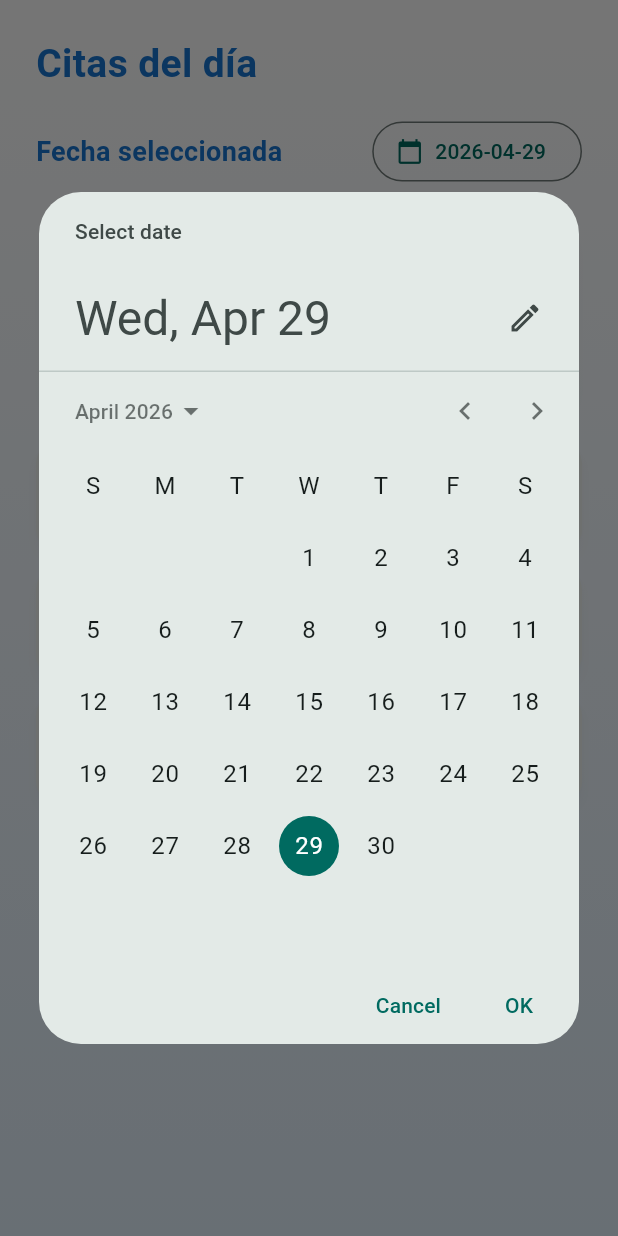
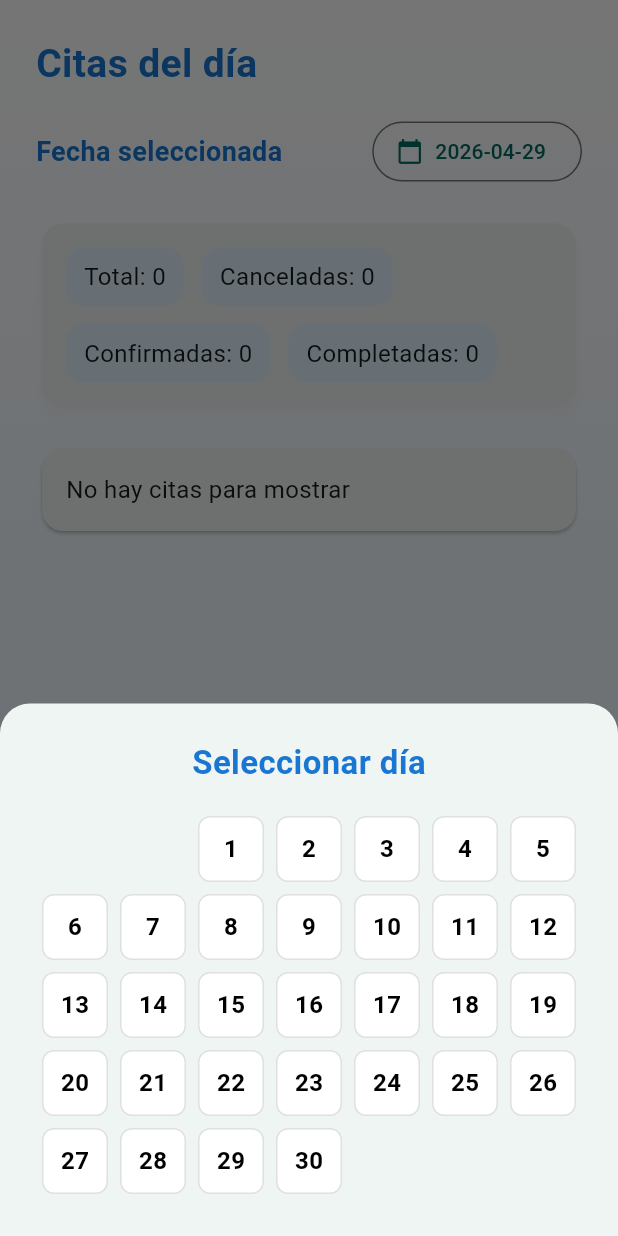
Before and after one commit to Juanrfjerez99/DentalCare-App, a Flutter app: the AppointmentsDentistaScreen widget shown alone on an empty page, opened directly, after a tap on an icon or button, on a phone screen of 412 x 824 dp. Run offline on Flutter 3.47's test engine with Material 3 defaults, Android fonts, the phone set to English and light mode, and no system bars; our stand-ins replace supabase_flutter; accounts and stored records are empty.

Commit message:
Citas actualizado

```diff
--- a/lib/ui/screens/appointments_dentista_screen.dart
+++ b/lib/ui/screens/appointments_dentista_screen.dart
@@ -1,4 +1,6 @@
 import 'package:flutter/material.dart';
+import '../services/citas_service.dart';
+import 'package:supabase_flutter/supabase_flutter.dart';
 
 class AppointmentsDentistaScreen extends StatefulWidget {
   const AppointmentsDentistaScreen({super.key});
@@ -8,68 +10,108 @@ class AppointmentsDentistaScreen extends StatefulWidget {
 }
 
 class _AppointmentsDentistaScreenState extends State<AppointmentsDentistaScreen> {
+  final int _dentistaId = 1;
+
   DateTime _day = DateTime.now();
   List<Map<String, dynamic>> _items = [];
+  List<DateTime> _diasConCitas = [];
+
   bool _loading = true;
 
   @override
   void initState() {
     super.initState();
     _load();
+    _loadDiasConCitas();
   }
 
+  // ============================================================
+  // CARGAR CITAS DEL DÍA
+  // ============================================================
   Future<void> _load() async {
-    setState(() => _loading = true);
+    try {
+      final data = await CitasService().getCitasPorDia(
+        dentistaId: _dentistaId,
+        fecha: _day,
+      );
 
-    await Future.delayed(const Duration(milliseconds: 400));
+      print("CITAS RECIBIDAS: ${data.length}");
+      print(data);
 
-    _items = [
-      {
-        'id': 1,
-        'date': '2025-01-10',
-        'hour': '10:00',
-        'reason': 'Limpieza dental',
-        'status': 'pending',
-        'patient_name': 'Juan Pérez',
-      },
-      {
-        'id': 2,
-        'date': '2025-01-10',
-        'hour': '12:00',
-        'reason': 'Revisión',
-        'status': 'confirmed',
-        'patient_name': 'María López',
-      },
-      {
-        'id': 3,
-        'date': '2025-01-11',
-        'hour': '09:00',
-        'reason': 'Empaste',
-        'status': 'completed',
-        'patient_name': 'Carlos Ruiz',
-      },
-    ];
+      _items = data.map((cita) {
+        return {
+          'id': cita['id'],
+          'date': cita['fecha'],
+          'hour': cita['hora'].substring(0, 5),
+          'reason': cita['motivo'] ?? 'Cita',
+          'status': cita['estado'],
+          'patient_name': cita['usuario']['nombre'] ?? 'Paciente',
+        };
+      }).toList();
+
+    } catch (e) {
+      print("ERROR EN _load(): $e");
+    }
+
+    setState(() => _loading = false);
+
+    final data = await CitasService().getCitasPorDia(
+      dentistaId: _dentistaId,
+      fecha: _day,
+    );
+
+    _items = data.map((cita) {
+      return {
+        'id': cita['id_cita'],
+        'date': cita['fecha'],
+        'hour': cita['hora'].substring(0, 5),
+        'reason': cita['motivo'] ?? 'Cita',
+        'status': cita['estado'],
+        'patient_name': cita['usuario']['nombre'] ?? 'Paciente',
+      };
+    }).toList();
 
     setState(() => _loading = false);
   }
 
-  Future<void> _pickDay() async {
-    final selected = await showDatePicker(
-      context: context,
-      firstDate: DateTime.now().subtract(const Duration(days: 365)),
-      lastDate: DateTime.now().add(const Duration(days: 365)),
-      initialDate: _day,
+  // ============================================================
+  // CARGAR DÍAS DEL MES CON CITAS
+  // ============================================================
+  Future<void> _loadDiasConCitas() async {
+    _diasConCitas = await CitasService().getDiasConCitas(
+      dentistaId: _dentistaId,
+      year: _day.year,
+      month: _day.month,
     );
-    if (selected == null) return;
-    setState(() => _day = selected);
-    await _load();
+    setState(() {});
   }
 
+  // ============================================================
+  // ABRIR CALENDARIO PERSONALIZADO
+  // ============================================================
+  Future<void> _pickDay() async {
+    await _loadDiasConCitas();
+
+    showModalBottomSheet(
+      context: context,
+      shape: const RoundedRectangleBorder(
+        borderRadius: BorderRadius.vertical(top: Radius.circular(20)),
+      ),
+      builder: (_) => _calendarWidget(),
+    );
+  }
+
+  // ============================================================
+  // CAMBIAR ESTADO DE UNA CITA
+  // ============================================================
   Future<void> _changeStatus(Map<String, dynamic> row, String status) async {
-    setState(() {
-      row['status'] = status;
-    });
-    await Future.delayed(const Duration(milliseconds: 200));
+    row['status'] = status;
+
+    await CitasService().supabase
+        .from('cita')
+        .update({'estado': status})
+        .eq('id_cita', row['id']);
+
     await _load();
   }
 
@@ -91,7 +133,6 @@ class _AppointmentsDentistaScreenState extends State<AppointmentsDentistaScreen>
           child: ListView(
             padding: const EdgeInsets.all(24),
             children: [
-              // Título
               Text(
                 "Citas del día",
                 style: TextStyle(
@@ -103,7 +144,6 @@ class _AppointmentsDentistaScreenState extends State<AppointmentsDentistaScreen>
 
               const SizedBox(height: 16),
 
-              // Selector de fecha
               Row(
                 children: [
                   Expanded(
@@ -126,7 +166,7 @@ class _AppointmentsDentistaScreenState extends State<AppointmentsDentistaScreen>
 
               const SizedBox(height: 20),
 
-              // Resumen del día
+              // RESUMEN
               Card(
                 elevation: 3,
                 shadowColor: Colors.black12,
@@ -138,18 +178,12 @@ class _AppointmentsDentistaScreenState extends State<AppointmentsDentistaScreen>
                     runSpacing: 12,
                     children: [
                       _pill("Total", _items.length.toString()),
-                      _pill(
-                        "Pendientes",
-                        _items.where((e) => e['status'] == 'pending').length.toString(),
-                      ),
-                      _pill(
-                        "Confirmadas",
-                        _items.where((e) => e['status'] == 'confirmed').length.toString(),
-                      ),
-                      _pill(
-                        "Completadas",
-                        _items.where((e) => e['status'] == 'completed').length.toString(),
-                      ),
+                      _pill("Canceladas",
+                          _items.where((e) => e['status'] == 'pending').length.toString()),
+                      _pill("Confirmadas",
+                          _items.where((e) => e['status'] == 'confirmed').length.toString()),
+                      _pill("Completadas",
+                          _items.where((e) => e['status'] == 'completed').length.toString()),
                     ],
                   ),
                 ),
@@ -157,7 +191,7 @@ class _AppointmentsDentistaScreenState extends State<AppointmentsDentistaScreen>
 
               const SizedBox(height: 20),
 
-              // Lista de citas
+              // LISTA DE CITAS
               if (_loading)
                 const Center(
                   child: Padding(
@@ -182,9 +216,9 @@ class _AppointmentsDentistaScreenState extends State<AppointmentsDentistaScreen>
     );
   }
 
-  // ---------------------------------------------------
+  // ============================================================
   // TARJETA DE CITA
-  // ---------------------------------------------------
+  // ============================================================
   Widget _appointmentCard(Map<String, dynamic> row) {
     return Card(
       elevation: 3,
@@ -206,9 +240,9 @@ class _AppointmentsDentistaScreenState extends State<AppointmentsDentistaScreen>
     );
   }
 
-  // ---------------------------------------------------
-  // TARJETA DE RESUMEN
-  // ---------------------------------------------------
+  // ============================================================
+  // PASTILLA DE RESUMEN
+  // ============================================================
   Widget _pill(String label, String value) {
     return Container(
       padding: const EdgeInsets.symmetric(horizontal: 12, vertical: 8),
@@ -220,9 +254,9 @@ class _AppointmentsDentistaScreenState extends State<AppointmentsDentistaScreen>
     );
   }
 
-  // ---------------------------------------------------
+  // ============================================================
   // ESTADO EN TEXTO
-  // ---------------------------------------------------
+  // ============================================================
   String _statusLabel(String status) {
     switch (status) {
       case 'pending':
@@ -237,4 +271,76 @@ class _AppointmentsDentistaScreenState extends State<AppointmentsDentistaScreen>
         return status;
     }
   }
+
+  // ============================================================
+  // CALENDARIO PERSONALIZADO
+  // ============================================================
+  Widget _calendarWidget() {
+    final firstDay = DateTime(_day.year, _day.month, 1);
+    final lastDay = DateTime(_day.year, _day.month + 1, 0);
+
+    List<Widget> days = [];
+
+    for (int i = 1; i < firstDay.weekday; i++) {
+      days.add(const SizedBox());
+    }
+
+    for (int d = 1; d <= lastDay.day; d++) {
+      final date = DateTime(_day.year, _day.month, d);
+      final hasCita = _diasConCitas.any((c) =>
+      c.year == date.year && c.month == date.month && c.day == date.day);
+
+      days.add(
+        GestureDetector(
+          onTap: () {
+            Navigator.pop(context);
+            setState(() => _day = date);
+            _load();
+          },
+          child: Container(
+            margin: const EdgeInsets.all(4),
+            decoration: BoxDecoration(
+              color: hasCita ? Colors.blue.shade100 : Colors.white,
+              borderRadius: BorderRadius.circular(8),
+              border: Border.all(
+                color: hasCita ? Colors.blue : Colors.grey.shade300,
+              ),
+            ),
+            alignment: Alignment.center,
+            child: Text(
+              d.toString(),
+              style: TextStyle(
+                fontWeight: FontWeight.bold,
+                color: hasCita ? Colors.blue.shade900 : Colors.black,
+              ),
+            ),
+          ),
+        ),
+      );
+    }
+
+    return Padding(
+      padding: const EdgeInsets.all(24),
+      child: Column(
+        mainAxisSize: MainAxisSize.min,
+        children: [
+          Text(
+            "Seleccionar día",
+            style: TextStyle(
+              fontSize: 22,
+              fontWeight: FontWeight.bold,
+              color: Colors.blue.shade700,
+            ),
+          ),
+          const SizedBox(height: 16),
+          GridView.count(
+            crossAxisCount: 7,
+            shrinkWrap: true,
+            physics: const NeverScrollableScrollPhysics(),
+            children: days,
+          ),
+        ],
+      ),
+    );
+  }
 }
```
Also changed, not shown: lib/ui/screens/appointments_cliente_screen.dart (+125 -128 lines).
